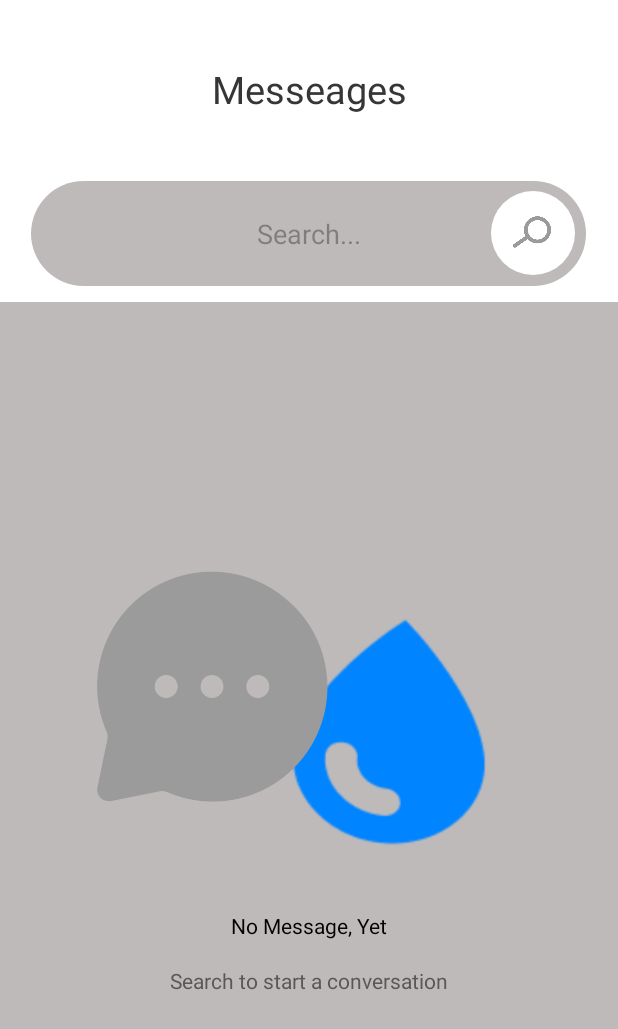
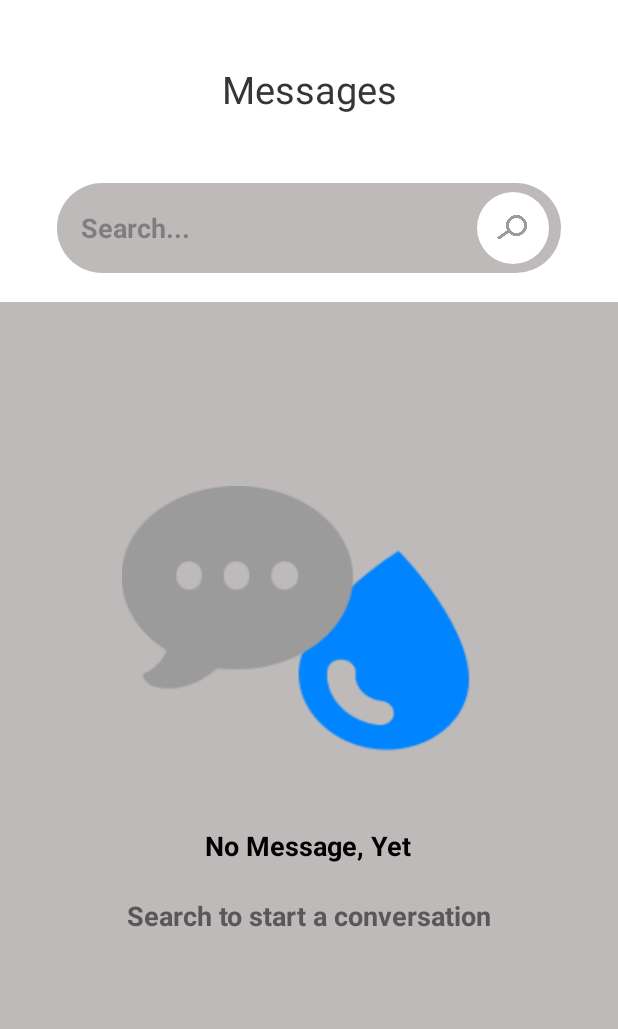
Before and after one commit to z0etz/SplashMessenger, an Android app: the layout activity_user_conversation.xml on its own in the app's theme, with its tools: preview values and no code run, on a phone screen of 412 x 824 dp. Shown: the top 1029 px of the screen. Run offline under Robolectric (Android 15) with nearby library versions, the phone set to English and light mode, and no system bars.

Commit message:
Added resources to avoid hardcoded code.

```diff
--- a/app/src/main/res/layout/activity_conversation.xml
+++ b/app/src/main/res/layout/activity_conversation.xml
@@ -87,7 +87,6 @@
         app:layout_constraintTop_toTopOf="parent"
         app:layout_constraintVertical_bias="0.976"
         android:padding="@dimen/margin_small"
-        android:contentDescription="@string/send_message"
-        />
+        android:contentDescription="@string/send_message" />
 
 </androidx.constraintlayout.widget.ConstraintLayout>
--- a/app/src/main/res/layout/activity_user_conversation.xml
+++ b/app/src/main/res/layout/activity_user_conversation.xml
@@ -1,24 +1,23 @@
 <?xml version="1.0" encoding="utf-8"?>
 <androidx.constraintlayout.widget.ConstraintLayout xmlns:android="http://schemas.android.com/apk/res/android"
     xmlns:app="http://schemas.android.com/apk/res-auto"
-    xmlns:tools="http://schemas.android.com/tools"
     android:layout_width="match_parent"
     android:layout_height="match_parent" >
 
     <View
         android:id="@+id/topView"
         android:layout_width="match_parent"
-        android:layout_height="200dp"
+        android:layout_height="@dimen/divider_message_height"
         android:background="@color/white"
         app:layout_constraintTop_toTopOf="parent"
         app:layout_constraintBottom_toTopOf="@id/dividerView" />
 
     <TextView
-        android:id="@+id/conversationName"
+        android:id="@+id/messageName"
         android:layout_width="wrap_content"
         android:layout_height="wrap_content"
         android:gravity="center"
-        android:text="@string/messeages"
+        android:text="@string/messages"
         android:textColor="@color/text_black"
         android:textSize="@dimen/sign_up_text_size"
         app:layout_constraintBottom_toBottomOf="parent"
@@ -28,13 +27,18 @@
         app:layout_constraintVertical_bias="0.053" />
 
     <EditText
-        android:id="@+id/messageEditText"
-        android:layout_width="370dp"
-        android:layout_height="70dp"
+        android:id="@+id/searchEditText"
+        android:layout_width="@dimen/edit_search_width"
+        android:layout_height="@dimen/buttons_sign_up_height"
+        android:autofillHints="search"
         android:background="@drawable/rounded_edittext_gray_background"
-        android:gravity="center"
         android:hint="@string/search"
+        android:importantForAutofill="yes"
         android:inputType="text"
+        android:paddingStart="@dimen/small_padding"
+        android:paddingEnd="@dimen/small_padding"
+        android:textColor="@color/text_gray_dark"
+        android:textStyle="bold"
         app:layout_constraintBottom_toBottomOf="@+id/bottomView"
         app:layout_constraintEnd_toEndOf="parent"
         app:layout_constraintHorizontal_bias="0.496"
@@ -42,10 +46,12 @@
         app:layout_constraintTop_toTopOf="parent"
         app:layout_constraintVertical_bias="0.16" />
 
+
+
     <ImageButton
-        android:id="@+id/sendButton"
-        android:layout_width="56dp"
-        android:layout_height="56dp"
+        android:id="@+id/searchButton"
+        android:layout_width="@dimen/button_search"
+        android:layout_height="@dimen/button_search"
         android:layout_margin="@dimen/margin_small"
         android:background="@drawable/round_button_background"
         android:contentDescription="@string/send_message"
@@ -54,10 +60,10 @@
         android:src="@drawable/search"
         app:layout_constraintBottom_toBottomOf="parent"
         app:layout_constraintEnd_toEndOf="@+id/topView"
-        app:layout_constraintHorizontal_bias="0.944"
+        app:layout_constraintHorizontal_bias="0.895"
         app:layout_constraintStart_toStartOf="parent"
         app:layout_constraintTop_toTopOf="parent"
-        app:layout_constraintVertical_bias="0.157" />
+        app:layout_constraintVertical_bias="0.156" />
 
     <View
         android:id="@+id/dividerView"
@@ -67,65 +73,67 @@
         app:layout_constraintTop_toBottomOf="@id/topView"
         app:layout_constraintBottom_toTopOf="@id/bottomView" />
 
-    <!-- Adding the two ImageViews for the images -->
-
-    <!-- Adding the two TextViews for the text -->
-
     <View
         android:id="@+id/bottomView"
         android:layout_width="match_parent"
         android:layout_height="@dimen/view_bottom_height_sign_up"
         android:background="@color/gray"
         app:layout_constraintBottom_toBottomOf="parent"
-        app:layout_constraintTop_toBottomOf="@id/dividerView"
-        tools:layout_editor_absoluteX="-40dp" />
+        app:layout_constraintTop_toBottomOf="@id/dividerView"/>
 
     <ImageView
         android:id="@+id/dropletImageView"
-        android:layout_width="146dp"
-        android:layout_height="164dp"
-        android:src="@drawable/droplet"
+        android:layout_width="@dimen/small_image_width"
+        android:layout_height="@dimen/small_image_height"
+        android:src="@drawable/droplet_image"
+        android:contentDescription="@string/droplet_image_description"
         app:layout_constraintBottom_toBottomOf="@+id/bottomView"
         app:layout_constraintEnd_toEndOf="parent"
-        app:layout_constraintHorizontal_bias="0.71"
+        app:layout_constraintHorizontal_bias="0.723"
         app:layout_constraintStart_toStartOf="@+id/bottomView"
         app:layout_constraintTop_toTopOf="@+id/topView"
-        app:layout_constraintVertical_bias="0.615" />
+        app:layout_constraintVertical_bias="0.532" />
 
     <ImageView
         android:id="@+id/messageImageView"
-        android:layout_width="200dp"
-        android:layout_height="183dp"
-        android:src="@drawable/message"
+        android:layout_width="@dimen/small_image_width"
+        android:layout_height="@dimen/small_image_height"
+        android:contentDescription="@string/message_image_description"
+        android:src="@drawable/message_image"
         app:layout_constraintBottom_toBottomOf="@id/bottomView"
         app:layout_constraintEnd_toEndOf="parent"
-        app:layout_constraintHorizontal_bias="0.194"
+        app:layout_constraintHorizontal_bias="0.296"
         app:layout_constraintStart_toStartOf="@+id/bottomView"
         app:layout_constraintTop_toTopOf="@+id/topView"
-        app:layout_constraintVertical_bias="0.571" />
+        app:layout_constraintVertical_bias="0.478" />
 
     <TextView
         android:id="@+id/noMessageTextView"
         android:layout_width="wrap_content"
         android:layout_height="wrap_content"
-        android:text="No Message, Yet"
+        android:text="@string/no_message"
         android:textColor="@color/black"
+        android:textSize="@dimen/title_button"
+        android:textStyle="bold"
         app:layout_constraintBottom_toBottomOf="@id/bottomView"
         app:layout_constraintEnd_toEndOf="@+id/bottomView"
+        app:layout_constraintHorizontal_bias="0.498"
         app:layout_constraintStart_toStartOf="@+id/bottomView"
         app:layout_constraintTop_toTopOf="@+id/topView"
-        app:layout_constraintVertical_bias="0.755" />
+        app:layout_constraintVertical_bias="0.69" />
 
     <TextView
-        android:id="@+id/searchTextView"
+        android:id="@+id/startConversationTextView"
         android:layout_width="wrap_content"
         android:layout_height="wrap_content"
-        android:text="Search to start a conversation"
+        android:text="@string/start_conversation"
         android:textColor="@color/text_gray_dark"
+        android:textSize="@dimen/title_button"
+        android:textStyle="bold"
         app:layout_constraintBottom_toBottomOf="@id/bottomView"
         app:layout_constraintEnd_toEndOf="parent"
         app:layout_constraintStart_toStartOf="@+id/bottomView"
         app:layout_constraintTop_toTopOf="@+id/topView"
-        app:layout_constraintVertical_bias="0.8" />
+        app:layout_constraintVertical_bias="0.748" />
 
 </androidx.constraintlayout.widget.ConstraintLayout>
--- a/app/src/main/res/values/dimens.xml
+++ b/app/src/main/res/values/dimens.xml
@@ -15,5 +15,11 @@
     <dimen name="margin_small">10dp</dimen>
     <dimen name="margin_medium">25dp</dimen>
     <dimen name="margin_large">50dp</dimen>
+    <dimen name="divider_message_height">200dp</dimen>
+    <dimen name="button_search">48dp</dimen>
+    <dimen name="small_padding">16dp</dimen>
+    <dimen name="edit_search_width">336dp</dimen>
+    <dimen name="small_image_width">180dp</dimen>
+    <dimen name="small_image_height">146dp</dimen>
 
 </resources>
--- a/app/src/main/res/values/strings.xml
+++ b/app/src/main/res/values/strings.xml
@@ -17,6 +17,11 @@
     <string name="conversation">Conversation</string>
     <string name="type_message">Type your message...</string>
     <string name="send_message">Send Message</string>
-    <string name="messeages">Messeages</string>
+    <string name="messages">Messages</string>
     <string name="search">Search...</string>
+    <string name="message_image_description">Message image</string>
+    <string name="droplet_image_description">Droplet image</string>
+    <string name="start_conversation">Search to start a conversation</string>
+    <string name="no_message">No Message, Yet</string>
+
 </resources>
```
Also changed, not shown: app/src/main/res/drawable/droplet_image.png (renamed from app/src/main/res/drawable/droplet.png), app/src/main/res/drawable/message.png (deleted), app/src/main/res/drawable/message_image.png (added).
